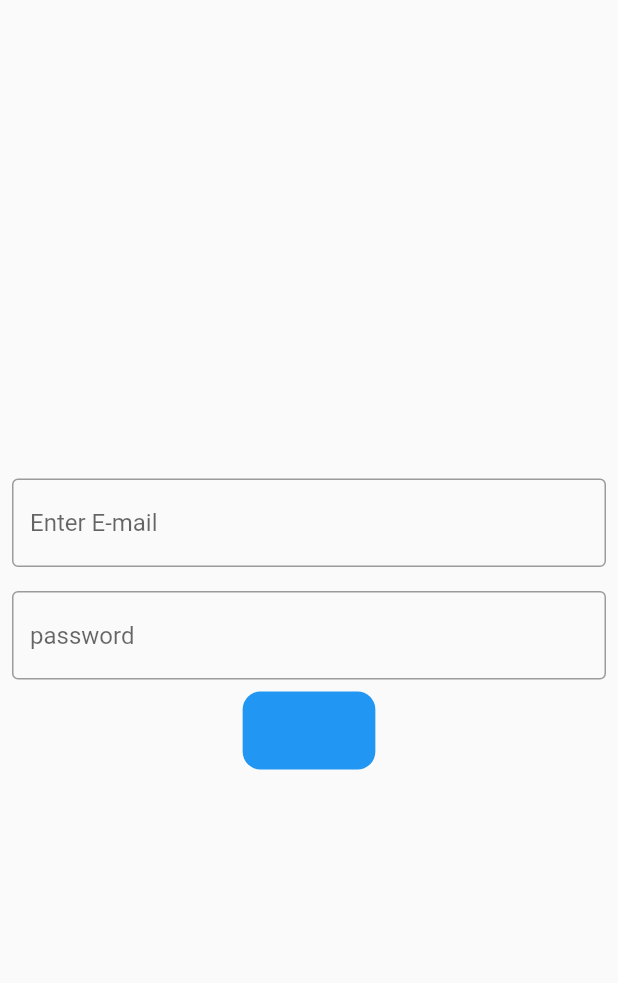
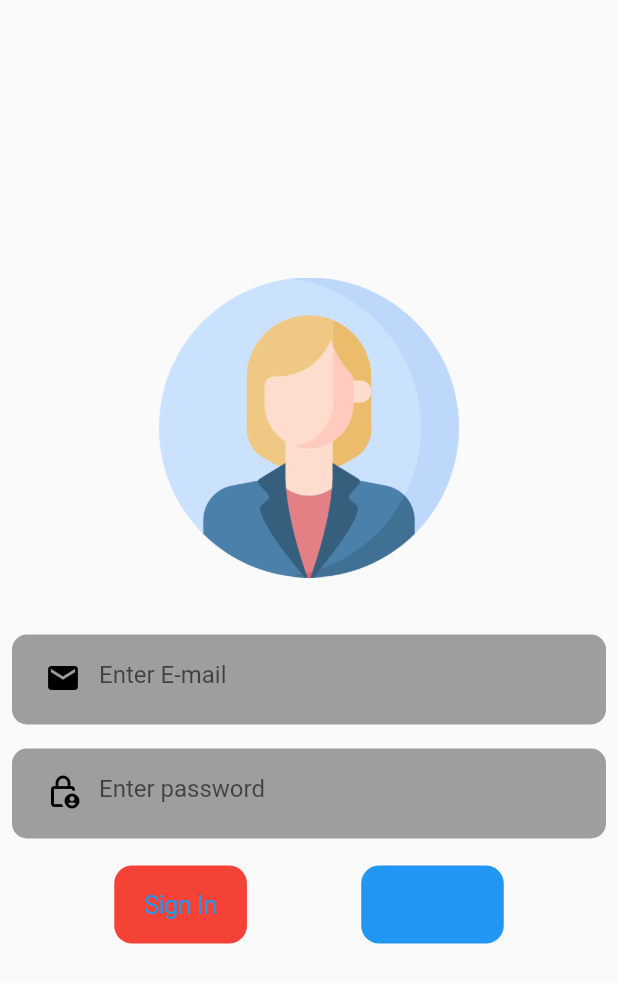
Before and after one commit to PHANNA11/woman-Bags, a Flutter app: the screen it shows after launch, on a phone screen of 412 x 824 dp. Shown: the top 983 px of the screen. Run offline on Flutter 3.47's test engine with Material 2 defaults, Android fonts, the phone set to English and light mode, and no system bars; our stand-ins replace cached_network_image, cloud_firestore, firebase_auth, firebase_core, get; accounts and stored records are empty.

Commit message:
Firebase Auth + FireStore

```diff
--- a/lib/Auth/login_screen.dart
+++ b/lib/Auth/login_screen.dart
@@ -1,11 +1,14 @@
 // ignore_for_file: use_build_context_synchronously
 
+import 'package:firebase_app/Auth/sign_up_screen.dart';
 import 'package:firebase_app/home/home_screen.dart';
+import 'package:firebase_app/widget/text_field_widget.dart';
 import 'package:firebase_auth/firebase_auth.dart';
 import 'package:flutter/cupertino.dart';
 import 'package:flutter/material.dart';
 import 'package:flutter/src/widgets/framework.dart';
 import 'package:flutter/src/widgets/placeholder.dart';
+import 'package:get/get.dart';
 
 class LoginScreen extends StatefulWidget {
   const LoginScreen({super.key});
@@ -25,37 +28,42 @@ class _LoginScreenState extends State<LoginScreen> {
         child: Column(
           mainAxisAlignment: MainAxisAlignment.center,
           children: [
-            Padding(
-              padding: const EdgeInsets.all(8.0),
-              child: TextField(
+            const SizedBox(
+                height: 200,
+                child: Image(image: AssetImage('assets/icons/profile.png'))),
+            const SizedBox(
+              height: 30,
+            ),
+            TextFieldWidget(
               controller: emailController,
-                decoration: const InputDecoration(
-                    border: OutlineInputBorder(), hintText: 'Enter E-mail'),
+              hindText: 'Enter E-mail',
+              iconData: Icons.mail,
             ),
+            TextFieldWidget(
+              controller: passController,
+              hindText: 'Enter password',
+              iconData: Icons.lock_person_outlined,
+              obscureText: true,
             ),
             Padding(
-              padding: const EdgeInsets.all(8.0),
-              child: TextField(
-                controller: passController,
-                decoration: const InputDecoration(
-                    border: OutlineInputBorder(), hintText: 'password'),
-              ),
-            ),
+              padding: const EdgeInsets.symmetric(vertical: 10),
+              child: Row(
+                mainAxisAlignment: MainAxisAlignment.spaceEvenly,
+                children: [
                   CupertinoButton(
-                color: Theme.of(context).primaryColor,
+                      color: Colors.red,
                       child: const Text('Sign In'),
                       onPressed: () async {
                         try {
+                          //  CircularProgressIndicator();
                           final credential = await FirebaseAuth.instance
                               .signInWithEmailAndPassword(
                                   email: emailController.text,
                                   password: passController.text);
                           if (credential != null) {
-                      Navigator.push(
-                          context,
-                          MaterialPageRoute(
-                            builder: (context) => const HomeScreen(),
-                          ));
+                            Get.offAll(
+                              () => const HomeScreen(),
+                            );
                           }
                         } on FirebaseAuthException catch (e) {
                           if (e.code == 'user-not-found') {
@@ -64,7 +72,16 @@ class _LoginScreenState extends State<LoginScreen> {
                             print('Wrong password provided for that user.');
                           }
                         }
-                })
+                      }),
+                  CupertinoButton(
+                      color: Theme.of(context).primaryColor,
+                      child: const Text('Sign Up'),
+                      onPressed: () async {
+                        Get.to(() => const SignUpScreen());
+                      }),
+                ],
+              ),
+            )
           ],
         ),
       )),
--- a/lib/main.dart
+++ b/lib/main.dart
@@ -4,6 +4,7 @@ import 'package:flutter/material.dart';
 import 'package:flutter/src/widgets/framework.dart';
 import 'package:flutter/src/widgets/placeholder.dart';
 import 'package:firebase_core/firebase_core.dart';
+import 'package:get/get.dart';
 
 late final FirebaseApp app;
 late final FirebaseAuth auth;
@@ -43,6 +44,6 @@ class MyApp extends StatelessWidget {
 
   @override
   Widget build(BuildContext context) {
-    return MaterialApp(home: _getInitFirebase);
+    return GetMaterialApp(home: _getInitFirebase);
   }
 }
--- /dev/null
+++ b/lib/widget/text_field_widget.dart
@@ -0,0 +1,45 @@
+import 'package:flutter/material.dart';
+import 'package:flutter/src/widgets/framework.dart';
+import 'package:flutter/src/widgets/placeholder.dart';
+
+class TextFieldWidget extends StatelessWidget {
+  TextFieldWidget(
+      {super.key,
+      this.controller,
+      this.hindText,
+      this.iconData,
+      this.obscureText});
+  TextEditingController? controller;
+  String? hindText;
+  IconData? iconData;
+  bool? obscureText;
+
+  @override
+  Widget build(BuildContext context) {
+    return Padding(
+      padding: const EdgeInsets.all(8.0),
+      child: Container(
+        padding: const EdgeInsets.symmetric(horizontal: 10, vertical: 5),
+        height: 60,
+        width: double.infinity,
+        decoration: BoxDecoration(
+            borderRadius: BorderRadius.circular(10), color: Colors.grey),
+        child: TextField(
+          controller: controller,
+          cursorWidth: 3,
+          cursorHeight: 20,
+          obscureText: obscureText ?? false,
+          decoration: InputDecoration(
+              prefixIcon: iconData != null
+                  ? Icon(
+                      iconData,
+                      color: Colors.black,
+                    )
+                  : null,
+              border: InputBorder.none,
+              hintText: hindText ?? 'Enter sometext'),
+        ),
+      ),
+    );
+  }
+}
```
Also changed, not shown: lib/Auth/sign_up_screen.dart (added, +120 -0 lines), lib/data/firebase_field.dart (added, +9 -0 lines), lib/home/home_screen.dart (+102 -0 lines), lib/widget/botton_widget.dart (added, +34 -0 lines), pubspec.yaml (+5 -2 lines), assets/icons/profile.png (added), assets/icons/user.png (added), pubspec.lock, 1 other file. Lines whose indentation alone changed are shown as unchanged.
